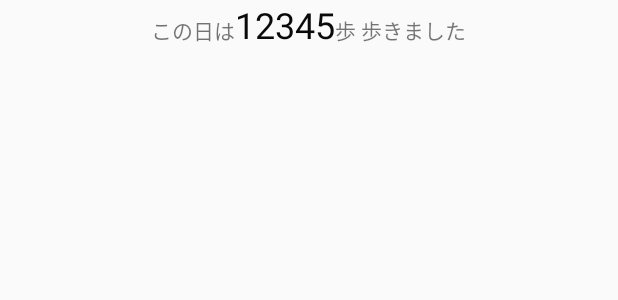
After one commit to le-kamba/qiita_pedometer, an Android app: the layout item_step_log.xml on its own in the app's theme, with its tools: preview values and no code run, on a phone screen of 412 x 824 dp. The commit adds this screen. Shown: the top 300 px of the screen. Run offline under Robolectric (Android 15) with nearby library versions, the phone set to English and light mode, and no system bars.

Commit message:
リスト表示まで

```diff
--- a/app/build.gradle
+++ b/app/build.gradle
@@ -52,4 +52,6 @@ dependencies {
     implementation "androidx.lifecycle:lifecycle-extensions:$lifecycle_version"
     kapt "androidx.lifecycle:lifecycle-compiler:$lifecycle_version"
     testImplementation "android.arch.core:core-testing:$lifecycle_version"
+
+    implementation 'androidx.recyclerview:recyclerview:1.1.0-alpha06'
 }
--- a/app/src/main/java/jp/les/kasa/sample/mykotlinapp/InputDialogFragment.kt
+++ b/app/src/main/java/jp/les/kasa/sample/mykotlinapp/InputDialogFragment.kt
@@ -20,7 +20,7 @@ class InputDialogFragment : DialogFragment() {
             .setNegativeButton(android.R.string.cancel, null)
             .setPositiveButton(R.string.resist) { _, _ ->
                 val step = view.editStep.text.toString()
-                viewModel.inputStepCount.value = step.toInt()
+                viewModel.addStepCount(step.toInt())
             }
         return builder.create()
     }
--- /dev/null
+++ b/app/src/main/res/drawable/ic_add_white_24dp.xml
@@ -0,0 +1,5 @@
+<vector android:height="24dp" android:tint="#FFFFFF"
+        android:viewportHeight="24.0" android:viewportWidth="24.0"
+        android:width="24dp" xmlns:android="http://schemas.android.com/apk/res/android">
+    <path android:fillColor="#FF000000" android:pathData="M19,13h-6v6h-2v-6H5v-2h6V5h2v6h6v2z"/>
+</vector>
--- /dev/null
+++ b/app/src/main/res/layout/item_step_log.xml
@@ -0,0 +1,29 @@
+<?xml version="1.0" encoding="utf-8"?>
+<FrameLayout xmlns:android="http://schemas.android.com/apk/res/android" xmlns:tools="http://schemas.android.com/tools"
+             android:orientation="horizontal"
+             android:layout_width="match_parent"
+             android:layout_height="wrap_content">
+
+    <LinearLayout
+            android:orientation="horizontal"
+            android:layout_width="wrap_content"
+            android:layout_height="wrap_content"
+            android:layout_gravity="center_horizontal">
+        <TextView
+                android:text="@string/label_log_prefix"
+                android:layout_width="wrap_content"
+                android:layout_height="wrap_content"/>
+        <TextView
+                android:text=""
+                android:layout_width="wrap_content"
+                android:layout_height="wrap_content"
+                android:id="@+id/stepTextView"
+                android:textSize="24sp"
+                android:textColor="#0B0A0A"
+                tools:text="12345"/>
+        <TextView
+                android:text="@string/label_log_suffix"
+                android:layout_width="wrap_content"
+                android:layout_height="wrap_content"/>
+    </LinearLayout>
+</FrameLayout>
--- a/app/src/main/res/values/strings.xml
+++ b/app/src/main/res/values/strings.xml
@@ -5,4 +5,7 @@
     <string name="label_step">歩</string>
     <string name="hint_edit_step">歩数を入力</string>
     <string name="resist">登録</string>
+    <string name="menu_label_add_record">記録を追加</string>
+    <string name="label_log_prefix">この日は</string>
+    <string name="label_log_suffix">歩 歩きました</string>
 </resources>
```
Also changed, not shown: app/src/main/java/jp/les/kasa/sample/mykotlinapp/MainActivity.kt (+61 -2 lines), app/src/main/java/jp/les/kasa/sample/mykotlinapp/MainViewModel.kt (+13 -1 lines), app/src/main/res/layout/activity_main.xml (+12 -9 lines), app/src/main/res/menu/main_menu.xml (added, +9 -0 lines).
